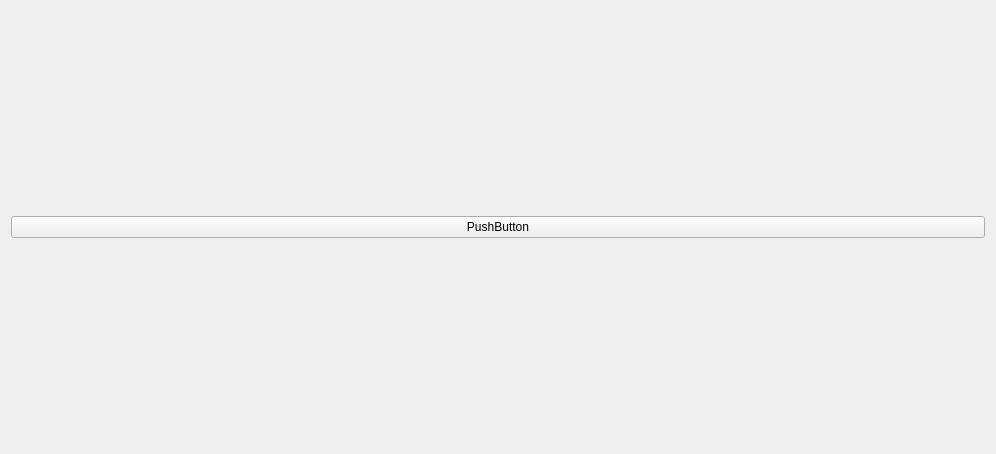
First picture: the form in sample/PureQT/onboardSDK/broadcast.ui, repository pavankumarbn/A50, before the edit.
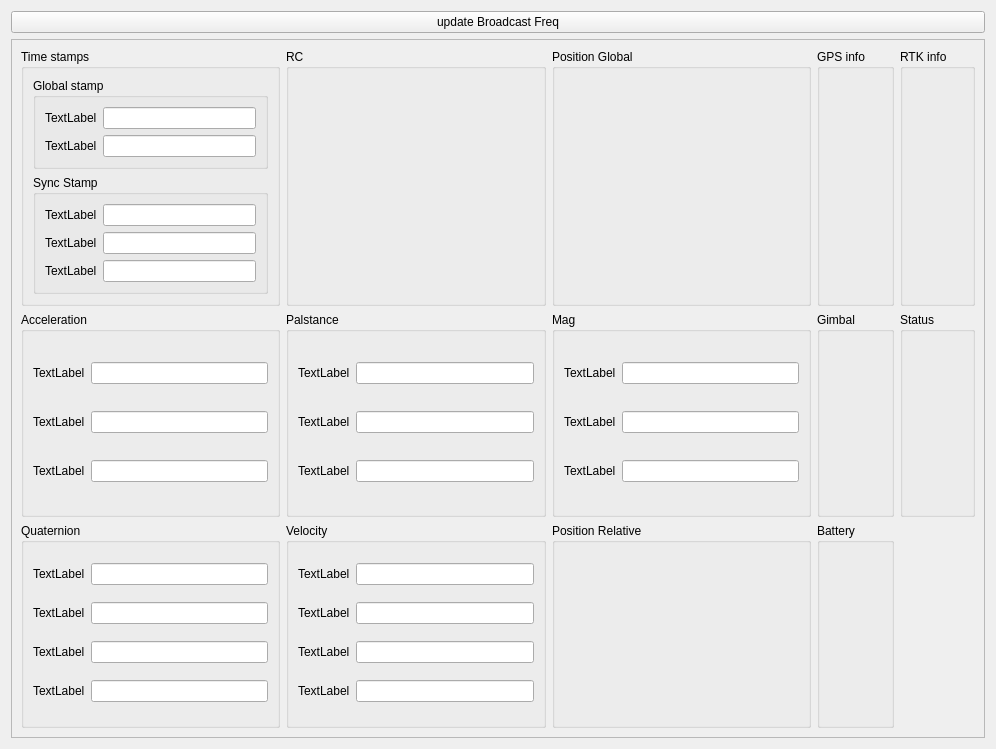
Second picture: the form after the edit.

```diff
--- a/sample/PureQT/onboardSDK/broadcast.ui
+++ b/sample/PureQT/onboardSDK/broadcast.ui
@@ -7,7 +7,7 @@
     <x>0</x>
     <y>0</y>
     <width>996</width>
-    <height>454</height>
+    <height>749</height>
    </rect>
   </property>
   <property name="windowTitle">
@@ -17,10 +17,458 @@
    <item>
     <widget class="QPushButton" name="pushButton">
      <property name="text">
-      <string>PushButton</string>
+      <string>update Broadcast Freq</string>
      </property>
     </widget>
    </item>
+   <item>
+    <widget class="QFrame" name="frame">
+     <property name="frameShape">
+      <enum>QFrame::StyledPanel</enum>
+     </property>
+     <property name="frameShadow">
+      <enum>QFrame::Raised</enum>
+     </property>
+     <layout class="QGridLayout" name="gridLayout">
+      <item row="0" column="4">
+       <widget class="QGroupBox" name="groupBox_10">
+        <property name="title">
+         <string>Position Global</string>
+        </property>
+       </widget>
+      </item>
+      <item row="0" column="0">
+       <widget class="QGroupBox" name="groupBox">
+        <property name="title">
+         <string>Time stamps</string>
+        </property>
+        <layout class="QVBoxLayout" name="verticalLayout_2">
+         <item>
+          <widget class="QGroupBox" name="groupBox_2">
+           <property name="title">
+            <string>Global stamp</string>
+           </property>
+           <layout class="QVBoxLayout" name="verticalLayout_4">
+            <item>
+             <layout class="QHBoxLayout" name="horizontalLayout">
+              <item>
+               <widget class="QLabel" name="label">
+                <property name="text">
+                 <string>TextLabel</string>
+                </property>
+               </widget>
+              </item>
+              <item>
+               <widget class="QLineEdit" name="lineEdit"/>
+              </item>
+             </layout>
+            </item>
+            <item>
+             <layout class="QHBoxLayout" name="horizontalLayout_3">
+              <item>
+               <widget class="QLabel" name="label_3">
+                <property name="text">
+                 <string>TextLabel</string>
+                </property>
+               </widget>
+              </item>
+              <item>
+               <widget class="QLineEdit" name="lineEdit_3"/>
+              </item>
+             </layout>
+            </item>
+           </layout>
+          </widget>
+         </item>
+         <item>
+          <widget class="QGroupBox" name="groupBox_3">
+           <property name="title">
+            <string>Sync Stamp</string>
+           </property>
+           <layout class="QVBoxLayout" name="verticalLayout_5">
+            <item>
+             <layout class="QHBoxLayout" name="horizontalLayout_4">
+              <item>
+               <widget class="QLabel" name="label_4">
+                <property name="text">
+                 <string>TextLabel</string>
+                </property>
+               </widget>
+              </item>
+              <item>
+               <widget class="QLineEdit" name="lineEdit_4"/>
+              </item>
+             </layout>
+            </item>
+            <item>
+             <layout class="QHBoxLayout" name="horizontalLayout_2">
+              <item>
+               <widget class="QLabel" name="label_2">
+                <property name="text">
+                 <string>TextLabel</string>
+                </property>
+               </widget>
+              </item>
+              <item>
+               <widget class="QLineEdit" name="lineEdit_2"/>
+              </item>
+             </layout>
+            </item>
+            <item>
+             <layout class="QHBoxLayout" name="horizontalLayout_6">
+              <item>
+               <widget class="QLabel" name="label_6">
+                <property name="text">
+                 <string>TextLabel</string>
+                </property>
+               </widget>
+              </item>
+              <item>
+               <widget class="QLineEdit" name="lineEdit_6"/>
+              </item>
+             </layout>
+            </item>
+           </layout>
+          </widget>
+         </item>
+        </layout>
+       </widget>
+      </item>
+      <item row="1" column="5">
+       <widget class="QGroupBox" name="groupBox_17">
+        <property name="title">
+         <string>Gimbal</string>
+        </property>
+       </widget>
+      </item>
+      <item row="1" column="0">
+       <widget class="QGroupBox" name="groupBox_5">
+        <property name="title">
+         <string>Acceleration</string>
+        </property>
+        <layout class="QVBoxLayout" name="verticalLayout_7">
+         <item>
+          <layout class="QHBoxLayout" name="horizontalLayout_11">
+           <item>
+            <widget class="QLabel" name="label_11">
+             <property name="text">
+              <string>TextLabel</string>
+             </property>
+            </widget>
+           </item>
+           <item>
+            <widget class="QLineEdit" name="lineEdit_11"/>
+           </item>
+          </layout>
+         </item>
+         <item>
+          <layout class="QHBoxLayout" name="horizontalLayout_12">
+           <item>
+            <widget class="QLabel" name="label_12">
+             <property name="text">
+              <string>TextLabel</string>
+             </property>
+            </widget>
+           </item>
+           <item>
+            <widget class="QLineEdit" name="lineEdit_12"/>
+           </item>
+          </layout>
+         </item>
+         <item>
+          <layout class="QHBoxLayout" name="horizontalLayout_13">
+           <item>
+            <widget class="QLabel" name="label_13">
+             <property name="text">
+              <string>TextLabel</string>
+             </property>
+            </widget>
+           </item>
+           <item>
+            <widget class="QLineEdit" name="lineEdit_13"/>
+           </item>
+          </layout>
+         </item>
+        </layout>
+       </widget>
+      </item>
+      <item row="1" column="2">
+       <widget class="QGroupBox" name="groupBox_7">
+        <property name="title">
+         <string>Palstance</string>
+        </property>
+        <layout class="QVBoxLayout" name="verticalLayout_10">
+         <item>
+          <layout class="QHBoxLayout" name="horizontalLayout_19">
+           <item>
+            <widget class="QLabel" name="label_19">
+             <property name="text">
+              <string>TextLabel</string>
+             </property>
+            </widget>
+           </item>
+           <item>
+            <widget class="QLineEdit" name="lineEdit_19"/>
+           </item>
+          </layout>
+         </item>
+         <item>
+          <layout class="QHBoxLayout" name="horizontalLayout_20">
+           <item>
+            <widget class="QLabel" name="label_20">
+             <property name="text">
+              <string>TextLabel</string>
+             </property>
+            </widget>
+           </item>
+           <item>
+            <widget class="QLineEdit" name="lineEdit_20"/>
+           </item>
+          </layout>
+         </item>
+         <item>
+          <layout class="QHBoxLayout" name="horizontalLayout_18">
+           <item>
+            <widget class="QLabel" name="label_18">
+             <property name="text">
+              <string>TextLabel</string>
+             </property>
+            </widget>
+           </item>
+           <item>
+            <widget class="QLineEdit" name="lineEdit_18"/>
+           </item>
+          </layout>
+         </item>
+        </layout>
+       </widget>
+      </item>
+      <item row="0" column="5">
+       <widget class="QGroupBox" name="groupBox_12">
+        <property name="title">
+         <string>GPS info</string>
+        </property>
+       </widget>
+      </item>
+      <item row="0" column="6">
+       <widget class="QGroupBox" name="groupBox_13">
+        <property name="title">
+         <string>RTK info</string>
+        </property>
+       </widget>
+      </item>
+      <item row="1" column="6">
+       <widget class="QGroupBox" name="groupBox_18">
+        <property name="title">
+         <string>Status</string>
+        </property>
+       </widget>
+      </item>
+      <item row="2" column="4">
+       <widget class="QGroupBox" name="groupBox_11">
+        <property name="title">
+         <string>Position Relative</string>
+        </property>
+       </widget>
+      </item>
+      <item row="1" column="4">
+       <widget class="QGroupBox" name="groupBox_15">
+        <property name="title">
+         <string>Mag</string>
+        </property>
+        <layout class="QVBoxLayout" name="verticalLayout_8">
+         <item>
+          <layout class="QHBoxLayout" name="horizontalLayout_23">
+           <item>
+            <widget class="QLabel" name="label_23">
+             <property name="text">
+              <string>TextLabel</string>
+             </property>
+            </widget>
+           </item>
+           <item>
+            <widget class="QLineEdit" name="lineEdit_23"/>
+           </item>
+          </layout>
+         </item>
+         <item>
+          <layout class="QHBoxLayout" name="horizontalLayout_22">
+           <item>
+            <widget class="QLabel" name="label_22">
+             <property name="text">
+              <string>TextLabel</string>
+             </property>
+            </widget>
+           </item>
+           <item>
+            <widget class="QLineEdit" name="lineEdit_22"/>
+           </item>
+          </layout>
+         </item>
+         <item>
+          <layout class="QHBoxLayout" name="horizontalLayout_21">
+           <item>
+            <widget class="QLabel" name="label_21">
+             <property name="text">
+              <string>TextLabel</string>
+             </property>
+            </widget>
+           </item>
+           <item>
+            <widget class="QLineEdit" name="lineEdit_21"/>
+           </item>
+          </layout>
+         </item>
+        </layout>
+       </widget>
+      </item>
+      <item row="2" column="2">
+       <widget class="QGroupBox" name="groupBox_6">
+        <property name="title">
+         <string>Velocity</string>
+        </property>
+        <layout class="QVBoxLayout" name="verticalLayout_3">
+         <item>
+          <layout class="QHBoxLayout" name="horizontalLayout_15">
+           <item>
+            <widget class="QLabel" name="label_15">
+             <property name="text">
+              <string>TextLabel</string>
+             </property>
+            </widget>
+           </item>
+           <item>
+            <widget class="QLineEdit" name="lineEdit_15"/>
+           </item>
+          </layout>
+         </item>
+         <item>
+          <layout class="QHBoxLayout" name="horizontalLayout_17">
+           <item>
+            <widget class="QLabel" name="label_17">
+             <property name="text">
+              <string>TextLabel</string>
+             </property>
+            </widget>
+           </item>
+           <item>
+            <widget class="QLineEdit" name="lineEdit_17"/>
+           </item>
+          </layout>
+         </item>
+         <item>
+          <layout class="QHBoxLayout" name="horizontalLayout_16">
+           <item>
+            <widget class="QLabel" name="label_16">
+             <property name="text">
+              <string>TextLabel</string>
+             </property>
+            </widget>
+           </item>
+           <item>
+            <widget class="QLineEdit" name="lineEdit_16"/>
+           </item>
+          </layout>
+         </item>
+         <item>
+          <layout class="QHBoxLayout" name="horizontalLayout_14">
+           <item>
+            <widget class="QLabel" name="label_14">
+             <property name="text">
+              <string>TextLabel</string>
+             </property>
+            </widget>
+           </item>
+           <item>
+            <widget class="QLineEdit" name="lineEdit_14"/>
+           </item>
+          </layout>
+         </item>
+        </layout>
+       </widget>
+      </item>
+      <item row="2" column="0">
+       <widget class="QGroupBox" name="groupBox_4">
+        <property name="title">
+         <string>Quaternion</string>
+        </property>
+        <layout class="QVBoxLayout" name="verticalLayout_6">
+         <item>
+          <layout class="QHBoxLayout" name="horizontalLayout_7">
+           <item>
+            <widget class="QLabel" name="label_7">
+             <property name="text">
+              <string>TextLabel</string>
+             </property>
+            </widget>
+           </item>
+           <item>
+            <widget class="QLineEdit" name="lineEdit_7"/>
+           </item>
+          </layout>
+         </item>
+         <item>
+          <layout class="QHBoxLayout" name="horizontalLayout_8">
+           <item>
+            <widget class="QLabel" name="label_8">
+             <property name="text">
+              <string>TextLabel</string>
+             </property>
+            </widget>
+           </item>
+           <item>
+            <widget class="QLineEdit" name="lineEdit_8"/>
+           </item>
+          </layout>
+         </item>
+         <item>
+          <layout class="QHBoxLayout" name="horizontalLayout_9">
+           <item>
+            <widget class="QLabel" name="label_9">
+             <property name="text">
+              <string>TextLabel</string>
+             </property>
+            </widget>
+           </item>
+           <item>
+            <widget class="QLineEdit" name="lineEdit_9"/>
+           </item>
+          </layout>
+         </item>
+         <item>
+          <layout class="QHBoxLayout" name="horizontalLayout_10">
+           <item>
+            <widget class="QLabel" name="label_10">
+             <property name="text">
+              <string>TextLabel</string>
+             </property>
+            </widget>
+           </item>
+           <item>
+            <widget class="QLineEdit" name="lineEdit_10"/>
+           </item>
+          </layout>
+         </item>
+        </layout>
+       </widget>
+      </item>
+      <item row="0" column="2">
+       <widget class="QGroupBox" name="groupBox_16">
+        <property name="title">
+         <string>RC</string>
+        </property>
+       </widget>
+      </item>
+      <item row="2" column="5">
+       <widget class="QGroupBox" name="groupBox_19">
+        <property name="title">
+         <string>Battery</string>
+        </property>
+       </widget>
+      </item>
+     </layout>
+    </widget>
+   </item>
   </layout>
  </widget>
  <resources/>
```
